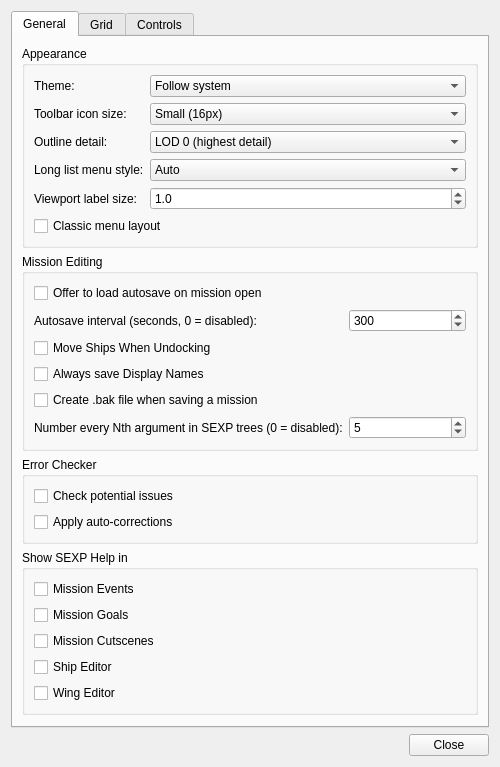
Above: qtfred/ui/PreferencesDialog.ui from scp-fs2open/fs2open.github.com before the change. Below: the same form after it.
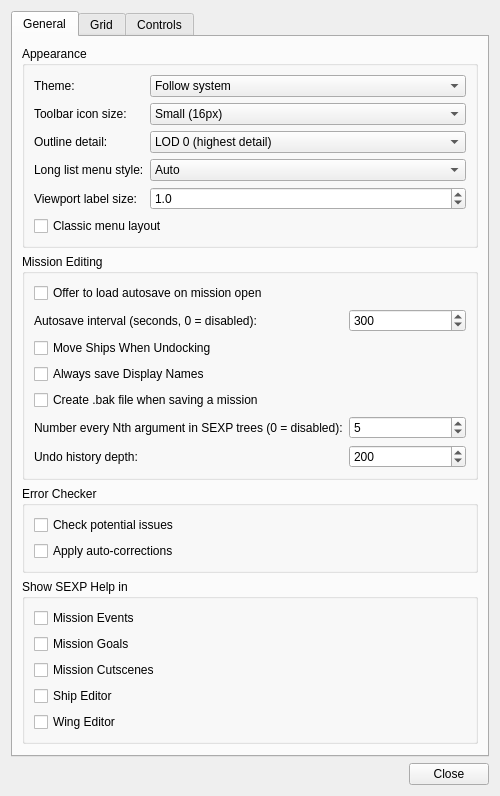
That is the form after the change.

Commit message: Phase 3: QUndoGroup/QUndoStack infrastructure + camera undo

```diff
--- a/qtfred/ui/PreferencesDialog.ui
+++ b/qtfred/ui/PreferencesDialog.ui
@@ -293,6 +293,29 @@
             </property>
            </widget>
           </item>
+          <item row="6" column="0">
+           <widget class="QLabel" name="undoStackDepthLabel">
+            <property name="text">
+             <string>Undo history depth:</string>
+            </property>
+           </widget>
+          </item>
+          <item row="6" column="1">
+           <widget class="QSpinBox" name="undoStackDepth">
+            <property name="toolTip">
+             <string>Maximum number of edits kept in the undo history. Changes take effect the next time a mission is loaded.</string>
+            </property>
+            <property name="minimum">
+             <number>1</number>
+            </property>
+            <property name="maximum">
+             <number>499</number>
+            </property>
+            <property name="value">
+             <number>200</number>
+            </property>
+           </widget>
+          </item>
          </layout>
         </widget>
        </item>
```
The commit also changes 17 other files.
